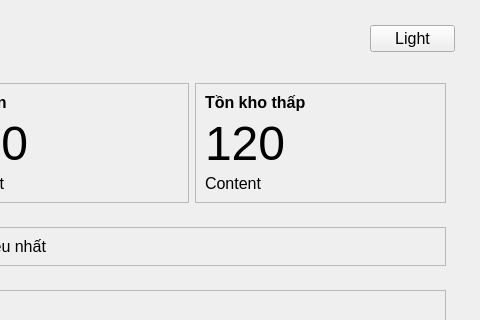
Above: design-ui/design-ui/Qt_designer/PharmaSys.ui from Des1r3d/KiThuatLapTrinhNhom3 before the change; both pictures show x 800 to 1280 and y 0 to 320 of the 1280 by 720 pixel window. Below: the same form after it.
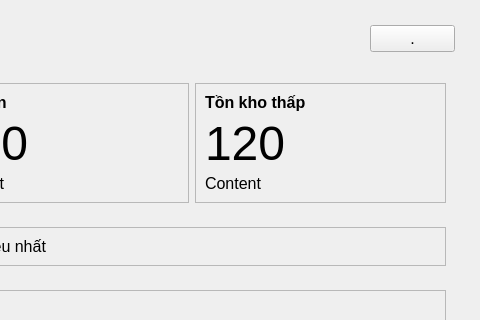
That is the form after the change. The open tabs and pages were chosen to show the change. Icons and pictures are not drawn.

Commit message: test mainwindow có stylesheet

```diff
--- a/design-ui/design-ui/Qt_designer/PharmaSys.ui
+++ b/design-ui/design-ui/Qt_designer/PharmaSys.ui
@@ -179,7 +179,7 @@
              </font>
             </property>
             <property name="text">
-             <string>Light</string>
+             <string>.</string>
             </property>
             <property name="icon">
              <iconset>
```
Left out of the diff: 8 changed lines with no effect on the pictures. The commit also changes 1 other file.
